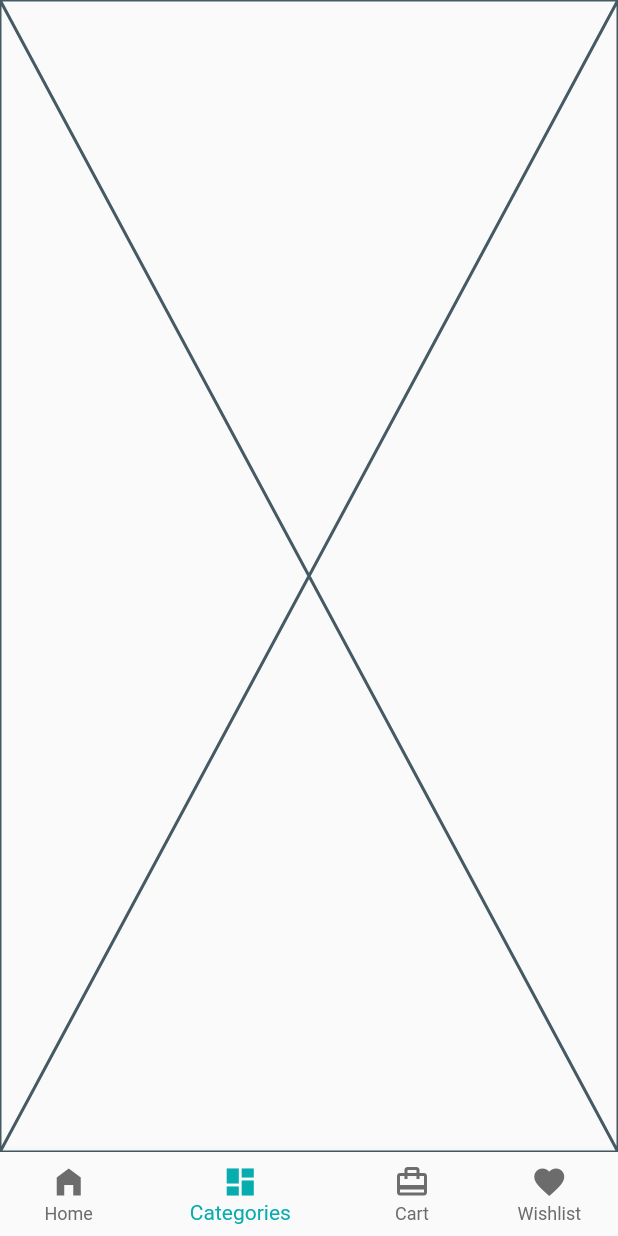
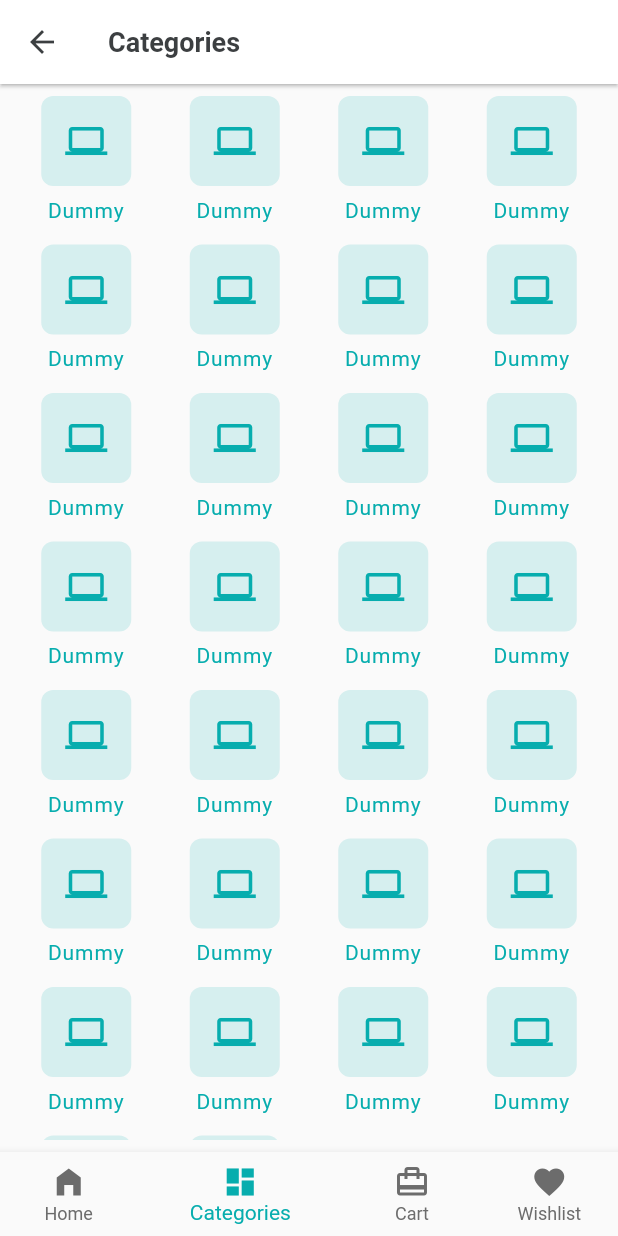
Before and after one commit to arifxpartbd/Ecommerce-Project, a Flutter app: the screen it shows after launch, item 2 of the bottom bar chosen, on a phone screen of 412 x 824 dp. Run offline on Flutter 3.47's test engine with Material 2 defaults, Android fonts, the phone set to English and light mode, and no system bars; our stand-ins replace carousel_slider, get, pin_code_fields.

Commit message:
category screen added with getx controller

```diff
--- a/lib/main.dart
+++ b/lib/main.dart
@@ -1,4 +1,6 @@
 import 'package:ecommerce/ui/screens/splash_screen.dart';
+import 'package:ecommerce/ui/state_managment/bottom_navigation_bar_controller.dart';
+import 'package:ecommerce/ui/utils/app_colors.dart';
 import 'package:flutter/material.dart';
 import 'package:get/get.dart';
 
@@ -12,17 +14,29 @@ class CraftyBay extends StatelessWidget {
   @override
   Widget build(BuildContext context) {
     return GetMaterialApp(
+      initialBinding: GetxBindings(),
       home: const SplashScreen(),
-
       theme: ThemeData(
         appBarTheme: const AppBarTheme(
           color: Colors.white,
-          elevation: 1
+          elevation: 1,
+          titleTextStyle: TextStyle(
+            color: greyColor,
+            fontWeight: FontWeight.bold,
+            fontSize: 18,
+          )
         ),
       ),
     );
   }
 }
+class GetxBindings extends Bindings{
+  @override
+  void dependencies() {
+   Get.put(BottomNavigationBarController());
+
+  }
+}
 
 
 //live class 47, watch time : 46:10
--- a/lib/ui/screens/bottom_nav_bar_screen.dart
+++ b/lib/ui/screens/bottom_nav_bar_screen.dart
@@ -2,17 +2,13 @@ import 'package:ecommerce/ui/screens/cart_screen.dart';
 import 'package:ecommerce/ui/screens/category_screen.dart';
 import 'package:ecommerce/ui/screens/home_screen.dart';
 import 'package:ecommerce/ui/screens/wish_list_screen.dart';
+import 'package:ecommerce/ui/state_managment/bottom_navigation_bar_controller.dart';
 import 'package:ecommerce/ui/utils/app_colors.dart';
 import 'package:flutter/material.dart';
-
-class BottomNavBarScreen extends StatefulWidget {
+import 'package:get/get.dart';
+class BottomNavBarScreen extends StatelessWidget {
    const BottomNavBarScreen({Key? key}) : super(key: key);
 
-  @override
-  State<BottomNavBarScreen> createState() => _BottomNavBarScreenState();
-}
-
-class _BottomNavBarScreenState extends State<BottomNavBarScreen> {
   final List<Widget> _screen = const [
     HomeScreen(),
     CategoryScreen(),
@@ -20,23 +16,26 @@ class _BottomNavBarScreenState extends State<BottomNavBarScreen> {
     WishListScreen()
   ];
 
-  int _selectedIndex = 0;
-
   @override
   Widget build(BuildContext context) {
     return Scaffold(
-      body: _screen[_selectedIndex],
-      bottomNavigationBar: BottomNavigationBar(
+      body: GetBuilder<BottomNavigationBarController>(
+
+        builder: (controller) {
+          return _screen[controller.selectedIndex];
+        }
+      ),
+      bottomNavigationBar: GetBuilder<BottomNavigationBarController>(
+        builder: (controller) {
+          return BottomNavigationBar(
             elevation: 5,
             onTap: (value) {
-          _selectedIndex = value;
-          if (mounted) {
-            setState(() {});
-          }
+              controller.changeIndex(value);
+
             },
             selectedItemColor: primaryColor,
             unselectedItemColor: softGreyColor,
-        currentIndex: _selectedIndex,
+            currentIndex: controller.selectedIndex,
             showUnselectedLabels: true,
             items: const [
               BottomNavigationBarItem(
@@ -58,6 +57,8 @@ class _BottomNavBarScreenState extends State<BottomNavBarScreen> {
                 label: "Wishlist",
               ),
             ],
+          );
+        }
       ),
     );
   }
--- a/lib/ui/screens/category_screen.dart
+++ b/lib/ui/screens/category_screen.dart
@@ -1,11 +1,40 @@
-
+import 'package:ecommerce/ui/state_managment/bottom_navigation_bar_controller.dart';
+import 'package:ecommerce/ui/utils/app_colors.dart';
+import 'package:ecommerce/ui/widgets/category_card_widget.dart';
 import 'package:flutter/material.dart';
+import 'package:get/get.dart';
 
 class CategoryScreen extends StatelessWidget {
   const CategoryScreen({Key? key}) : super(key: key);
 
   @override
   Widget build(BuildContext context) {
-    return const Placeholder();
+    return Scaffold(
+      appBar: AppBar(
+        title: const Text('Categories'),
+        leading: IconButton(
+          onPressed: () {
+            Get.find<BottomNavigationBarController>().backToHome();
+          },
+          icon: const Icon(
+            Icons.arrow_back,
+            color: greyColor,
+          ),
+        ),
+      ),
+      body: Padding(
+        padding: const EdgeInsets.all(8.0),
+        child: GridView.builder(
+            itemCount: 30,
+            gridDelegate: const SliverGridDelegateWithFixedCrossAxisCount(
+              crossAxisCount: 4,
+            ),
+            itemBuilder: (context, index) {
+              return const CategoryCart(
+                categoryName: "Dummy",
+              );
+            }),
+      ),
+    );
   }
 }
--- a/lib/ui/screens/splash_screen.dart
+++ b/lib/ui/screens/splash_screen.dart
@@ -20,7 +20,7 @@ class _SplashScreenState extends State<SplashScreen> {
     Future.delayed(
       const Duration(seconds: 3),
     ).then((value) {
-      Get.off(const BottomNavBarScreen());
+      Get.off(BottomNavBarScreen());
     });
   }
 
```
Also changed, not shown: lib/ui/state_managment/bottom_navigation_bar_controller.dart (added, +19 -0 lines). Lines whose indentation alone changed are shown as unchanged.
